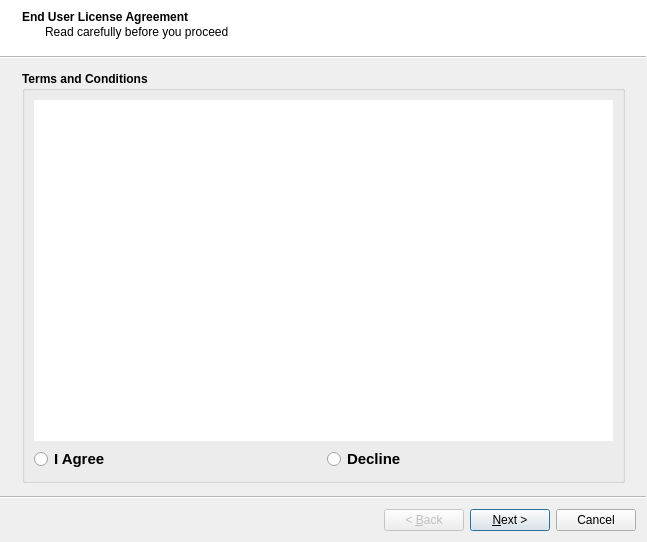
Above: ui/wizard/ui_stdm_config.ui from gltn/stdm before the change. Below: the same form after it.
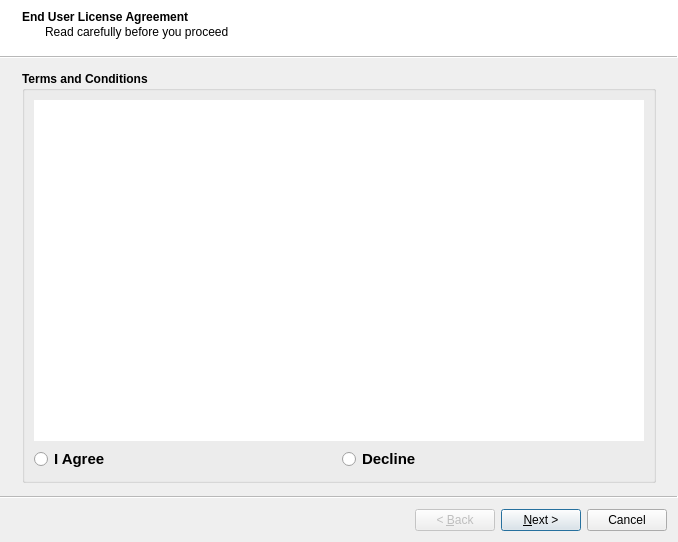
That is the form after the change. Icons and pictures are not drawn.

```diff
--- a/ui/wizard/ui_stdm_config.ui
+++ b/ui/wizard/ui_stdm_config.ui
@@ -9,7 +9,7 @@
    <rect>
     <x>0</x>
     <y>0</y>
-    <width>647</width>
+    <width>678</width>
     <height>542</height>
    </rect>
   </property>
```
